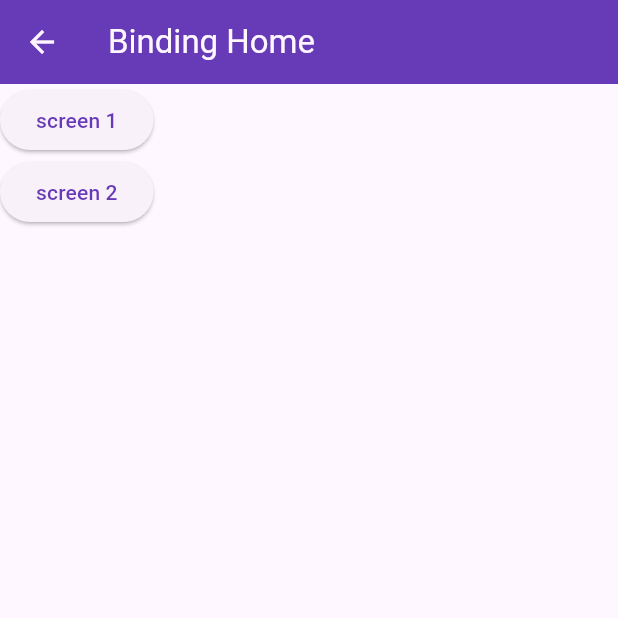
After one commit to linaalbaroudi/getx_training, a Flutter app: the Home screen opened by its route, after a tap on "binding example", on a phone screen of 412 x 824 dp, the top half of it. The commit adds this screen. Run offline on Flutter 3.47's test engine with Material 2 defaults, Android fonts, the phone set to English and light mode, and no system bars; our stand-ins replace get.

Commit message:
bindings

```diff
--- a/lib/main.dart
+++ b/lib/main.dart
@@ -1,6 +1,7 @@
 import 'package:flutter/material.dart';
 // 1- add get: to pubspec.yaml and import package
 import 'package:get/get.dart';
+import 'package:getx_training/utils/bindings.dart';
 import 'package:getx_training/view/getx_arch/counter_getBuilder.dart';
 import 'package:getx_training/view/getx_arch/counter_getx.dart';
 import 'view/home.dart';
@@ -30,17 +31,24 @@ class MyApp extends StatelessWidget {
         ),
       ),
       home: const Home(),
+      initialRoute: "/",
       // routes: {
       //   "/home": (context) => const Home(),
       // },
       // 3- replace routes: {} with getPages:[]
       getPages: [
+        // add initial bindings in 3 ways:
+        // 1- in the root page GetPage(name: "/", page: ()=> const Home(), binding: AppBindings()),
+        // 2- or through the initialBinding parameter
+        // 3- or through navigation Get.to(() => Home(), binding: AppBindings());
+        GetPage(name: "/", page: ()=> const Home(), ), //binding: AppBindings()),
         GetPage(name: "/page1", page: () => const Page1()),
         GetPage(name: "/page2", page: () => const Page2()),
         GetPage(name: "/page3", page: () => const Page3()),
         GetPage(name: "/counterGetBuilder", page: () => const CounterGetBuilder()),
         GetPage(name: "/counterGetx", page: () => const CounterGetx()),
       ],
+      // initialBinding: AppBindings(),
     );
   }
 }
--- /dev/null
+++ b/lib/utils/bindings.dart
@@ -0,0 +1,12 @@
+import 'package:get/get.dart';
+import 'package:getx_training/controller/getx_arch/counter_getBuilder_controller.dart';
+
+class AppBindings extends Bindings {
+  @override
+  void dependencies() {
+    // try these
+    // Get.put(CounterGetBuilderController());
+    // Get.put(CounterGetBuilderController(), permanent: true);
+    Get.lazyPut(() => CounterGetBuilderController(), fenix: true);
+  }
+}
--- /dev/null
+++ b/lib/view/binding/binding_home.dart
@@ -0,0 +1,41 @@
+import 'package:flutter/material.dart';
+import 'package:get/get.dart';
+import 'package:getx_training/controller/getx_arch/counter_getBuilder_controller.dart';
+import 'package:getx_training/utils/bindings.dart';
+
+import 'screen1.dart';
+import 'screen2.dart';
+
+class BindingHome extends StatelessWidget {
+  BindingHome({super.key});
+
+  // final  extController = Get.lazyPut(() => CounterGetBuilderController(), fenix: true);
+
+  @override
+  Widget build(BuildContext context) {
+    return Scaffold(
+      appBar: AppBar(
+        title: const Text("Binding Home"),
+        foregroundColor: Theme.of(context).canvasColor,
+      ),
+      body: SingleChildScrollView(
+        child: Column(
+          mainAxisAlignment: MainAxisAlignment.start,
+          crossAxisAlignment: CrossAxisAlignment.center,
+          children: [
+            ElevatedButton(
+                onPressed: () {
+                  Get.to(() => Screen1(), binding: AppBindings(),);
+                },
+                child: const Text("screen 1")),
+            ElevatedButton(
+                onPressed: () {
+                  Get.to(() => Screen2());
+                },
+                child: const Text("screen 2")),
+          ],
+        ),
+      ),
+    );
+  }
+}
--- a/lib/view/calculator/calculator.dart
+++ b/lib/view/calculator/calculator.dart
@@ -7,7 +7,7 @@ import '../../controller/calculator/calculator_controller.dart';
 class Calculator extends StatelessWidget {
   Calculator({super.key});
 
-  // to use the controller methods without wraping the widget in getBuilder
+  // to use the controller methods without wrapping the widget in getBuilder
   // use dependency injection
   CalculatorController extController = Get.put(CalculatorController());
 
--- a/lib/view/home.dart
+++ b/lib/view/home.dart
@@ -1,5 +1,6 @@
 import 'package:flutter/material.dart';
 import 'package:get/get.dart';
+import 'package:getx_training/view/binding/binding_home.dart';
 import 'package:getx_training/view/calculator/calculator.dart';
 import 'package:getx_training/view/calculator/calculator_getx.dart';
 import 'package:getx_training/view/getx_arch/counter_obx.dart';
@@ -79,7 +80,6 @@ class Home extends StatelessWidget {
                   Get.to(() => CalculatorGetx());
                 },
                 child: const Text("Calculator Getx")),
-
             Padding(
               padding: const EdgeInsets.all(16),
               child: Center(
@@ -92,6 +92,18 @@ class Home extends StatelessWidget {
                   Get.to(() => LazyHome());
                 },
                 child: const Text("lazy put example")),
+            Padding(
+              padding: const EdgeInsets.all(16),
+              child: Center(
+                child: Text("Binding",
+                    style: Theme.of(context).textTheme.headlineLarge),
+              ),
+            ),
+            ElevatedButton(
+                onPressed: () {
+                  Get.to(() => BindingHome());
+                },
+                child: const Text("binding example")),
           ],
         ),
       ),
```
Also changed, not shown: lib/view/binding/screen1.dart (added, +66 -0 lines), lib/view/binding/screen2.dart (added, +22 -0 lines), 1 other file.
